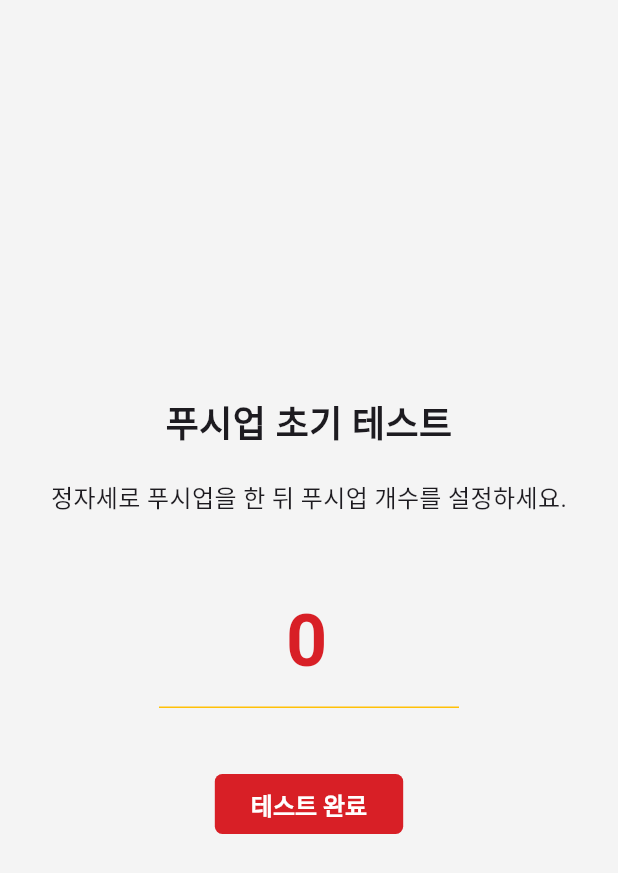
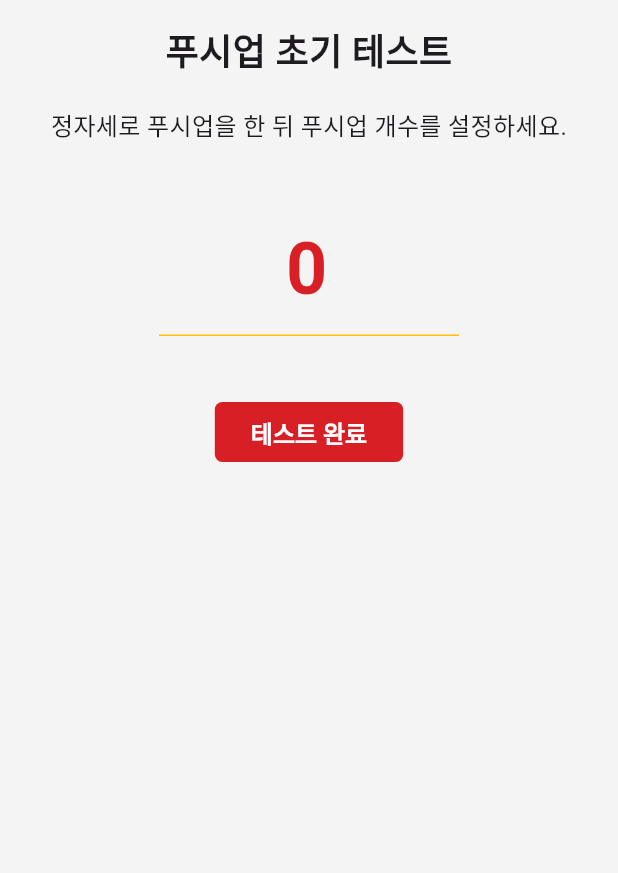
Before and after one commit to JYB0/push100, a Flutter app: the screen it shows after launch, on a phone screen of 412 x 824 dp. Shown: the top 873 px of the screen. Run offline on Flutter 3.47's test engine with Material 3 defaults, Android fonts, the phone set to English and light mode, and no system bars; our stand-ins replace adaptive_dialog, flutter_local_notifications, google_fonts, shared_preferences, vibration.

Commit message:
test_ui_fix

```diff
--- a/lib/screens/initial_test_screen.dart
+++ b/lib/screens/initial_test_screen.dart
@@ -55,7 +55,7 @@ class InitialTestScreenState extends State<InitialTestScreen> {
           child: Padding(
             padding: const EdgeInsets.all(16.0),
             child: Column(
-              mainAxisAlignment: MainAxisAlignment.center,
+              // mainAxisAlignment: MainAxisAlignment.center,
               children: [
                 const Text(
                   "푸시업 초기 테스트",
```
Also changed, not shown: 1 other file.
